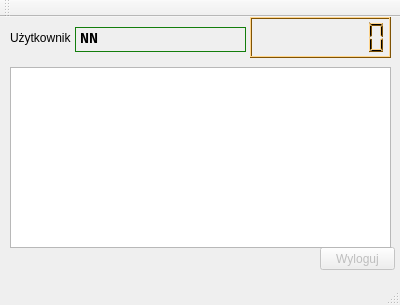
Above: timeguard.ui from byebye/TimeGuard before the change. Below: the same form after it.
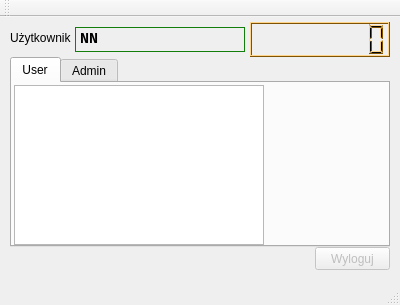
That is the form after the change. The open tabs and pages were chosen to show the change. Custom widgets are drawn as their Qt base class.

Commit message: Split view into tabs - user tab and admin tab

```diff
--- a/timeguard.ui
+++ b/timeguard.ui
@@ -20,7 +20,7 @@
     </property>
     <property name="geometry">
      <rect>
-      <x>320</x>
+      <x>315</x>
       <y>230</y>
       <width>75</width>
       <height>23</height>
@@ -50,9 +50,9 @@
     <property name="geometry">
      <rect>
       <x>250</x>
-      <y>0</y>
-      <width>141</width>
-      <height>41</height>
+      <y>5</y>
+      <width>140</width>
+      <height>35</height>
      </rect>
     </property>
     <property name="palette">
@@ -491,7 +491,7 @@
      <rect>
       <x>75</x>
       <y>10</y>
-      <width>171</width>
+      <width>170</width>
       <height>25</height>
      </rect>
     </property>
@@ -923,15 +923,40 @@
      <string>&lt;html&gt;&lt;head/&gt;&lt;body&gt;&lt;p&gt;&lt;span style=&quot; font-size:11pt; font-weight:600;&quot;&gt;NN&lt;/span&gt;&lt;/p&gt;&lt;/body&gt;&lt;/html&gt;</string>
     </property>
    </widget>
-   <widget class="QTextBrowser" name="logBrowser">
+   <widget class="QTabWidget" name="tabWidget">
     <property name="geometry">
      <rect>
       <x>10</x>
-      <y>50</y>
-      <width>381</width>
-      <height>181</height>
+      <y>40</y>
+      <width>380</width>
+      <height>190</height>
      </rect>
     </property>
+    <property name="currentIndex">
+     <number>1</number>
+    </property>
+    <widget class="QWidget" name="userTab">
+     <attribute name="title">
+      <string>User</string>
+     </attribute>
+     <widget class="QTextBrowser" name="logBrowser">
+      <property name="geometry">
+       <rect>
+        <x>2</x>
+        <y>2</y>
+        <width>250</width>
+        <height>160</height>
+       </rect>
+      </property>
+     </widget>
+     <zorder>logBrowser</zorder>
+     <zorder>timerLCD</zorder>
+    </widget>
+    <widget class="QWidget" name="adminTab">
+     <attribute name="title">
+      <string>Admin</string>
+     </attribute>
+    </widget>
    </widget>
   </widget>
   <widget class="QMenuBar" name="menuBar">
```
